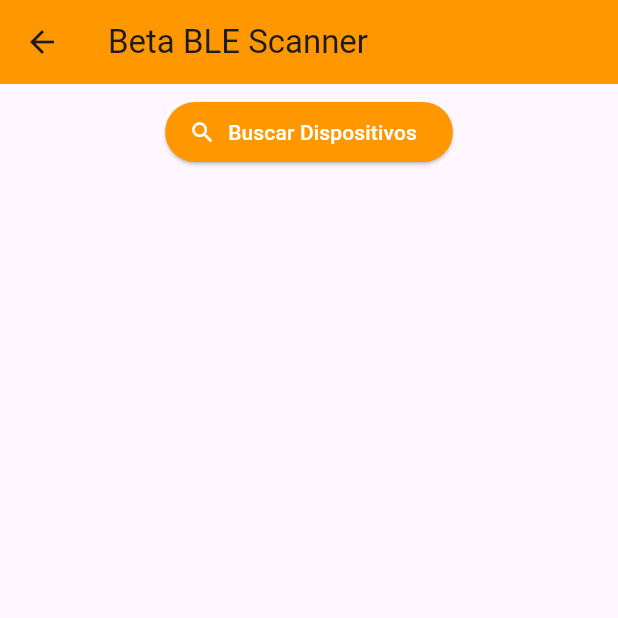
After one commit to cesareduardo2012-jpg/BioScan, a Flutter app: the BetaBluetoothScreen screen opened directly, after a tap on "Buscar Dispositivos", on a phone screen of 412 x 824 dp, the top half of it. The commit adds this screen. Run offline on Flutter 3.47's test engine with Material 3 defaults, Android fonts, the phone set to English and light mode, and no system bars; our stand-ins replace flutter_blue_plus, permission_handler.

Commit message:
Modificacion fase beta para la conexion de ESP32 con app BioScan

```diff
--- /dev/null
+++ b/lib/beta_bluetooth_screen.dart
@@ -0,0 +1,216 @@
+import 'dart:convert';
+import 'package:flutter/material.dart';
+import 'package:flutter_blue_plus/flutter_blue_plus.dart';
+import 'package:permission_handler/permission_handler.dart';
+
+class BetaBluetoothScreen extends StatefulWidget {
+  const BetaBluetoothScreen({super.key});
+
+  @override
+  State<BetaBluetoothScreen> createState() => _BetaBluetoothScreenState();
+}
+
+class _BetaBluetoothScreenState extends State<BetaBluetoothScreen> {
+  List<ScanResult> _scanResults = [];
+  bool _isScanning = false;
+  BluetoothDevice? _connectedDevice;
+  String _receivedData = "";
+
+  @override
+  void initState() {
+    super.initState();
+    FlutterBluePlus.scanResults.listen((results) {
+      if (mounted) {
+        setState(() {
+          _scanResults = results;
+        });
+      }
+    });
+    FlutterBluePlus.isScanning.listen((state) {
+      if (mounted) {
+        setState(() {
+          _isScanning = state;
+        });
+      }
+    });
+  }
+
+  Future<void> _requestPermissions() async {
+    await [
+      Permission.bluetooth,
+      Permission.bluetoothScan,
+      Permission.bluetoothConnect,
+      Permission.location,
+    ].request();
+  }
+
+  void _startScan() async {
+    await _requestPermissions();
+    _scanResults.clear();
+    setState(() {
+      _receivedData = "";
+    });
+    try {
+      await FlutterBluePlus.startScan(timeout: const Duration(seconds: 15));
+    } catch (e) {
+      if (mounted) {
+        ScaffoldMessenger.of(context).showSnackBar(SnackBar(content: Text("Error al escanear: $e")));
+      }
+    }
+  }
+
+  void _stopScan() async {
+    await FlutterBluePlus.stopScan();
+  }
+
+  void _connectToDevice(BluetoothDevice device) async {
+    _stopScan();
+    try {
+      await device.connect();
+      setState(() {
+        _connectedDevice = device;
+      });
+      _discoverServices(device);
+    } catch (e) {
+      if (mounted) {
+        ScaffoldMessenger.of(context).showSnackBar(SnackBar(content: Text("Error al conectar: $e")));
+      }
+    }
+  }
+
+  void _disconnectDevice() async {
+    if (_connectedDevice != null) {
+      await _connectedDevice!.disconnect();
+      setState(() {
+        _connectedDevice = null;
+      });
+    }
+  }
+
+  void _discoverServices(BluetoothDevice device) async {
+    List<BluetoothService> services = await device.discoverServices();
+
+    for (var service in services) {
+      for (var characteristic in service.characteristics) {
+        if (characteristic.properties.notify || characteristic.properties.indicate) {
+          try {
+            await characteristic.setNotifyValue(true);
+            characteristic.onValueReceived.listen((value) {
+              _handleReceivedData(value);
+            });
+          } catch (e) {
+            print("Error setting notify: $e");
+          }
+        } else if (characteristic.properties.read) {
+          try {
+            var value = await characteristic.read();
+            _handleReceivedData(value);
+          } catch (e) {
+            print("Error reading: $e");
+          }
+        }
+      }
+    }
+  }
+
+  void _handleReceivedData(List<int> value) {
+    if (value.isEmpty) return;
+    String strData;
+    try {
+      strData = utf8.decode(value, allowMalformed: true);
+    } catch (e) {
+      strData = value.toString();
+    }
+
+    if (mounted) {
+      setState(() {
+        _receivedData += "$strData\n";
+      });
+    }
+  }
+
+  @override
+  Widget build(BuildContext context) {
+    return Scaffold(
+      appBar: AppBar(
+        title: const Text("Beta BLE Scanner"),
+        backgroundColor: Colors.orange,
+        actions: [
+          if (_connectedDevice != null)
+            IconButton(icon: const Icon(Icons.bluetooth_disabled), onPressed: _disconnectDevice)
+        ],
+      ),
+      body: Column(
+        children: [
+          if (_connectedDevice == null) ...[
+            Padding(
+              padding: const EdgeInsets.all(8.0),
+              child: ElevatedButton.icon(
+                onPressed: _isScanning ? _stopScan : _startScan,
+                icon: Icon(_isScanning ? Icons.stop : Icons.search),
+                label: Text(_isScanning ? "Detener Escaneo" : "Buscar Dispositivos"),
+                style: ElevatedButton.styleFrom(
+                  backgroundColor: _isScanning ? Colors.red : Colors.orange,
+                  foregroundColor: Colors.white,
+                ),
+              ),
+            ),
+            Expanded(
+              child: ListView.builder(
+                itemCount: _scanResults.length,
+                itemBuilder: (context, index) {
+                  final result = _scanResults[index];
+                  String name = result.device.platformName;
+                  if (name.isEmpty) name = "Dispositivo Desconocido";
+
+                  return ListTile(
+                    title: Text(name),
+                    subtitle: Text(result.device.remoteId.toString()),
+                    trailing: ElevatedButton(
+                      onPressed: () => _connectToDevice(result.device),
+                      child: const Text("Conectar"),
+                    ),
+                  );
+                },
+              ),
+            ),
+          ] else ...[
+            Padding(
+              padding: const EdgeInsets.all(16.0),
+              child: Text(
+                "Conectado a: ${_connectedDevice!.platformName.isNotEmpty ? _connectedDevice!.platformName : _connectedDevice!.remoteId.toString()}",
+                style: const TextStyle(fontWeight: FontWeight.bold, fontSize: 16)
+              ),
+            ),
+            const Divider(),
+            const Text("Datos Recibidos (Raw):", style: TextStyle(fontWeight: FontWeight.bold)),
+            Expanded(
+              child: Container(
+                margin: const EdgeInsets.all(16),
+                padding: const EdgeInsets.all(8),
+                decoration: BoxDecoration(
+                  color: Colors.black87,
+                  borderRadius: BorderRadius.circular(8),
+                ),
+                width: double.infinity,
+                child: SingleChildScrollView(
+                  child: Text(
+                    _receivedData.isEmpty ? "Esperando datos del ESP32..." : _receivedData,
+                    style: const TextStyle(color: Colors.greenAccent, fontFamily: 'monospace'),
+                  ),
+                ),
+              ),
+            )
+          ]
+        ],
+      ),
+    );
+  }
+
+  @override
+  void dispose() {
+    _stopScan();
+    _disconnectDevice();
+    super.dispose();
+  }
+}
--- a/lib/main.dart
+++ b/lib/main.dart
@@ -1,4 +1,5 @@
 import 'package:flutter/material.dart';
+import 'beta_bluetooth_screen.dart';
 
 void main() => runApp(const BioScanApp());
 
@@ -23,7 +24,7 @@ class MainNavigation extends StatefulWidget {
 
 class _MainNavigationState extends State<MainNavigation> {
   int _selectedIndex = 0;
-  final List<Widget> _pages = [const HomeScreen(), const GanaderosCRUD()];
+  final List<Widget> _pages = [const HomeScreen(), const GanaderosCRUD(), const BetaBluetoothScreen()];
 
   @override
   Widget build(BuildContext context) {
@@ -35,6 +36,7 @@ class _MainNavigationState extends State<MainNavigation> {
         destinations: const [
           NavigationDestination(icon: Icon(Icons.biotech), label: 'Escaneo'),
           NavigationDestination(icon: Icon(Icons.group), label: 'Ganaderos'),
+          NavigationDestination(icon: Icon(Icons.bluetooth_searching), label: 'Beta BLE'),
         ],
       ),
     );
--- a/pubspec.yaml
+++ b/pubspec.yaml
@@ -34,6 +34,8 @@ dependencies:
   # The following adds the Cupertino Icons font to your application.
   # Use with the CupertinoIcons class for iOS style icons.
   cupertino_icons: ^1.0.8
+  flutter_blue_plus: ^1.31.18
+  permission_handler: ^11.3.1
 
 dev_dependencies:
   flutter_test:
```
Also changed, not shown: pubspec.lock, 11 other files.
